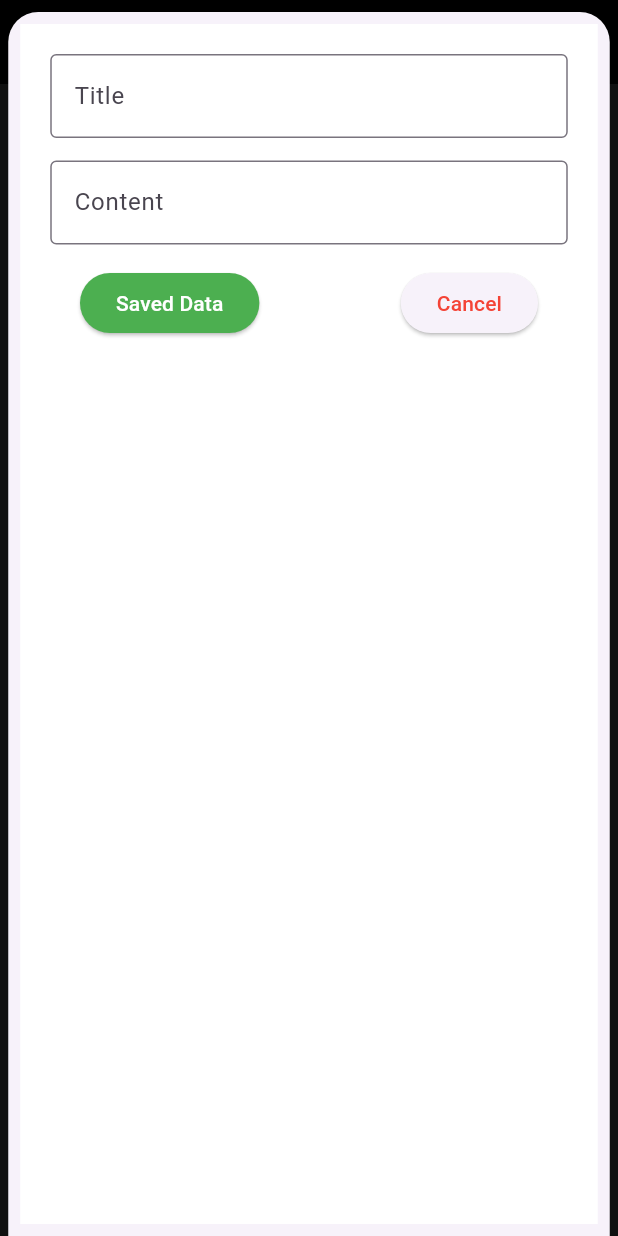
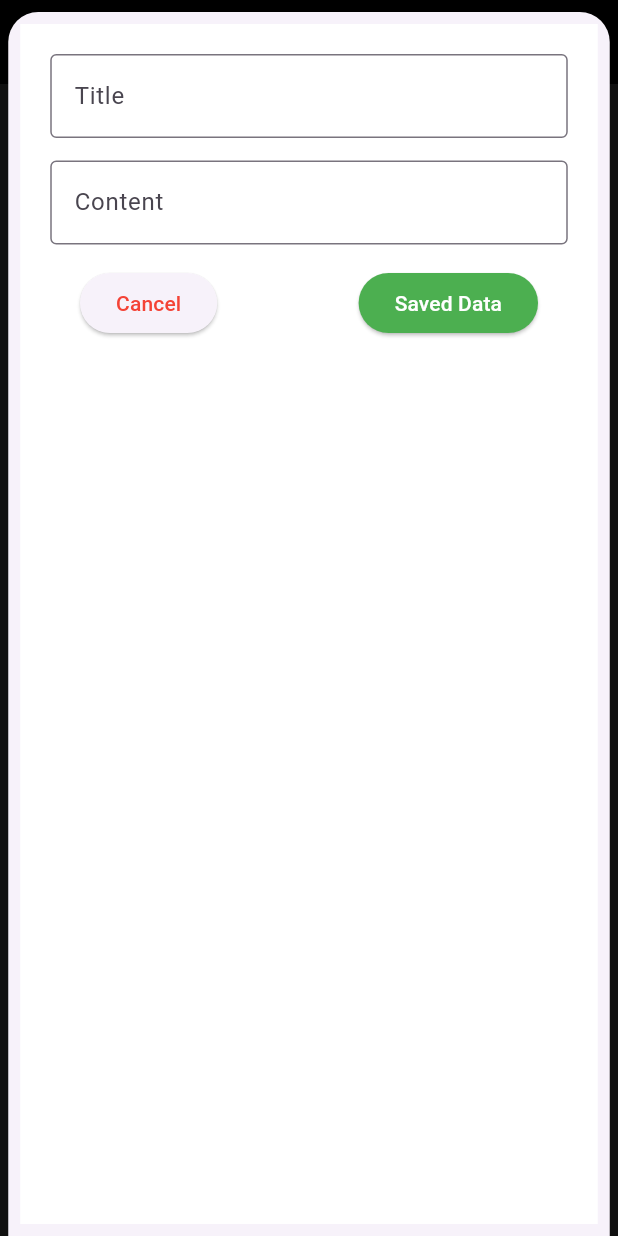
Before and after one commit to Ecocoder0711/journal_app, a Flutter app: the screen it shows after launch, after a tap on the "add" icon, on a phone screen of 412 x 824 dp. Run offline on Flutter 3.47's test engine with Material 3 defaults, Android fonts, the phone set to English and light mode, and no system bars.

Commit message:
Setup Nevigation & Back Actions

```diff
--- a/lib/widgets/input_data_card.dart
+++ b/lib/widgets/input_data_card.dart
@@ -9,8 +9,9 @@ class InputDataCard extends StatefulWidget {
 
 class _InputDataCardState extends State<InputDataCard> {
   // text editing controllers
-  TextEditingController _titleEditingController = TextEditingController();
-  TextEditingController _contentEditingController = TextEditingController();
+  final TextEditingController _titleEditingController = TextEditingController();
+  final TextEditingController _contentEditingController =
+      TextEditingController();
   // function to print data
   void printdata() {
     print(_titleEditingController.text);
@@ -59,19 +60,24 @@ class _InputDataCardState extends State<InputDataCard> {
               mainAxisAlignment: MainAxisAlignment.spaceAround,
               children: [
                 ElevatedButton(
+                  onPressed: () {
+                    Navigator.pop(context);
+                  },
+                  child: Text("Cancel", style: TextStyle(color: Colors.red)),
+                ),
+                SizedBox(width: 15),
+                ElevatedButton(
                   style: ElevatedButton.styleFrom(
                     backgroundColor: Colors.green,
                   ),
-                  onPressed: printdata,
+                  onPressed: () {
+                    printdata();
+                    Navigator.pop(context);
+                  },
                   child: Text(
                     "Saved Data",
                     style: TextStyle(color: Colors.white),
                   ),
-                ),
-                SizedBox(width: 15),
-                ElevatedButton(
-                  onPressed: () {},
-                  child: Text("Cancel", style: TextStyle(color: Colors.red)),
                 ),
               ],
             ),
```
